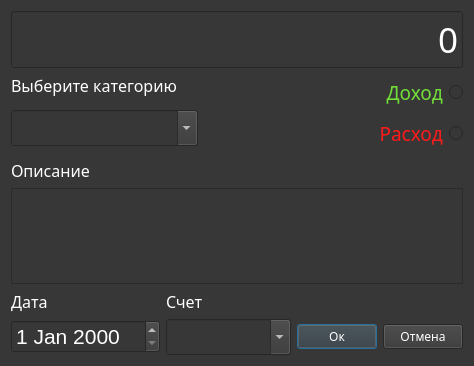
This is ui/dialogs/transaction_add.ui in Protocs/OkayMoney as Qt 5 draws it before an edit. The edited form follows.
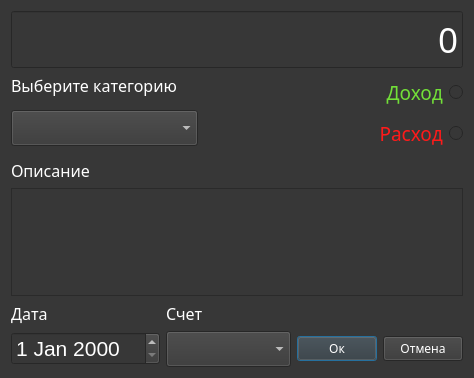
This is the edited form. Icons and pictures are not drawn.

Commit message: Запретил добавлять свои элементы в комбобоксы категорий и счетов в окне добавления новой транзакции

Patch:
```diff
--- a/ui/dialogs/transaction_add.ui
+++ b/ui/dialogs/transaction_add.ui
@@ -7,7 +7,7 @@
     <x>0</x>
     <y>0</y>
     <width>474</width>
-    <height>366</height>
+    <height>378</height>
    </rect>
   </property>
   <property name="font">
@@ -87,7 +87,7 @@
             <string notr="true">color: rgb(255, 255, 255);</string>
            </property>
            <property name="editable">
-            <bool>true</bool>
+            <bool>false</bool>
            </property>
           </widget>
          </item>
@@ -189,8 +189,8 @@
         <string>&lt;!DOCTYPE HTML PUBLIC &quot;-//W3C//DTD HTML 4.0//EN&quot; &quot;http://www.w3.org/TR/REC-html40/strict.dtd&quot;&gt;
 &lt;html&gt;&lt;head&gt;&lt;meta name=&quot;qrichtext&quot; content=&quot;1&quot; /&gt;&lt;style type=&quot;text/css&quot;&gt;
 p, li { white-space: pre-wrap; }
-&lt;/style&gt;&lt;/head&gt;&lt;body style=&quot; font-family:'Sans Serif'; font-size:9pt; font-weight:400; font-style:normal;&quot;&gt;
-&lt;p style=&quot;-qt-paragraph-type:empty; margin-top:0px; margin-bottom:0px; margin-left:0px; margin-right:0px; -qt-block-indent:0; text-indent:0px; font-family:'MS Shell Dlg 2'; font-size:8pt;&quot;&gt;&lt;br /&gt;&lt;/p&gt;&lt;/body&gt;&lt;/html&gt;</string>
+&lt;/style&gt;&lt;/head&gt;&lt;body style=&quot; font-family:'MS Shell Dlg 2'; font-size:7.8pt; font-weight:400; font-style:normal;&quot;&gt;
+&lt;p style=&quot;-qt-paragraph-type:empty; margin-top:0px; margin-bottom:0px; margin-left:0px; margin-right:0px; -qt-block-indent:0; text-indent:0px; font-size:8pt;&quot;&gt;&lt;br /&gt;&lt;/p&gt;&lt;/body&gt;&lt;/html&gt;</string>
        </property>
       </widget>
      </item>
@@ -239,7 +239,7 @@
         <string notr="true">color: rgb(255, 255, 255);</string>
        </property>
        <property name="editable">
-        <bool>true</bool>
+        <bool>false</bool>
        </property>
       </widget>
      </item>
```
